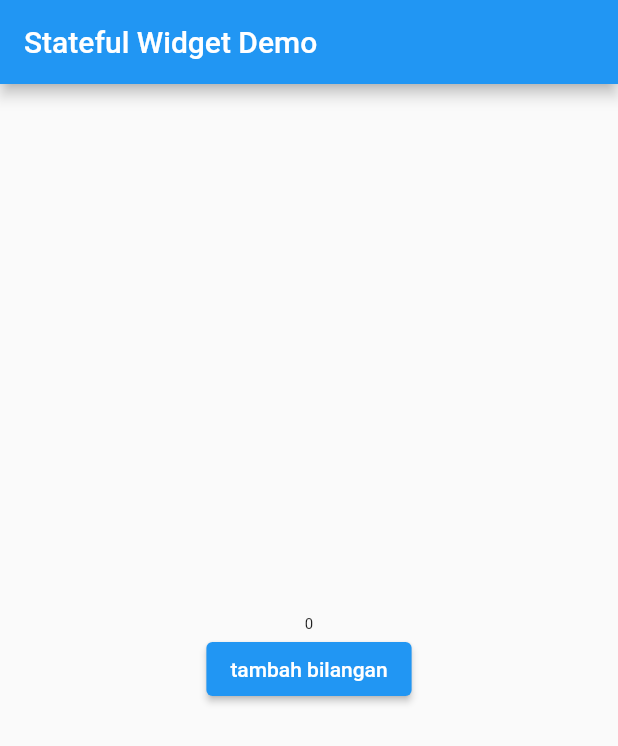
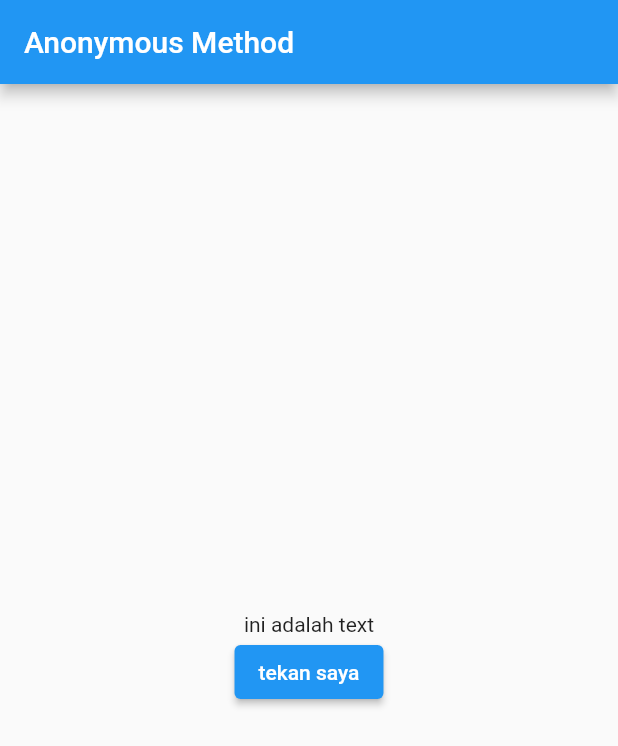
Before and after one commit to ikhsan15/my-flutter, a Flutter app: the screen it shows after launch, on a phone screen of 412 x 824 dp. Shown: the top 746 px of the screen. Run offline on Flutter 3.47's test engine with Material 2 defaults, Android fonts, the phone set to English and light mode, and no system bars.

Commit message:
anonymous method

```diff
--- a/flutterku/lib/main.dart
+++ b/flutterku/lib/main.dart
@@ -12,13 +12,7 @@ class MyApp extends StatefulWidget {
 }
 
 class _MyAppState extends State<MyApp> {
-  int number = 0;
-  void tekanTombol() {
-    // refresh tampilan stateful widget
-    setState(() {
-      number = number + 1;
-    });
-  }
+  String message = "ini adalah text";
 
   @override
   Widget build(BuildContext context) {
@@ -26,20 +20,21 @@ class _MyAppState extends State<MyApp> {
       debugShowCheckedModeBanner: false,
       home: Scaffold(
         appBar: AppBar(
-          title: const Text("Stateful Widget Demo"),
+          title: Text("Anonymous Method"),
         ),
         body: Center(
           child: Column(
             mainAxisAlignment: MainAxisAlignment.center,
             children: [
-              Text(
-                number.toString(),
-                style: TextStyle(fontSize: 10 + number.toDouble()),
-              ),
+              Text(message),
               ElevatedButton(
-                child: const Text("tambah bilangan"),
-                onPressed: tekanTombol,
-              )
+                  onPressed: () {
+                    // ini adalah contoh anonymous method, method yg hanya di panggil di sini saja
+                    setState(() {
+                      message = "Tombol sudah ditekan";
+                    });
+                  },
+                  child: Text("tekan saya"))
             ],
           ),
         ),
```
